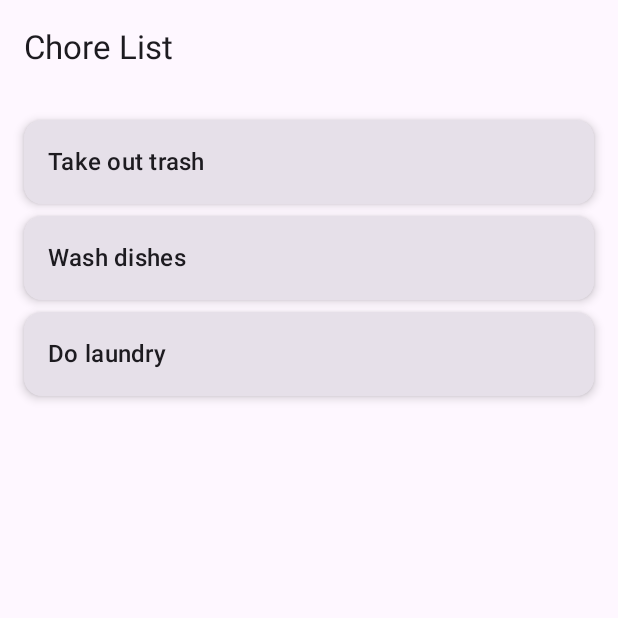
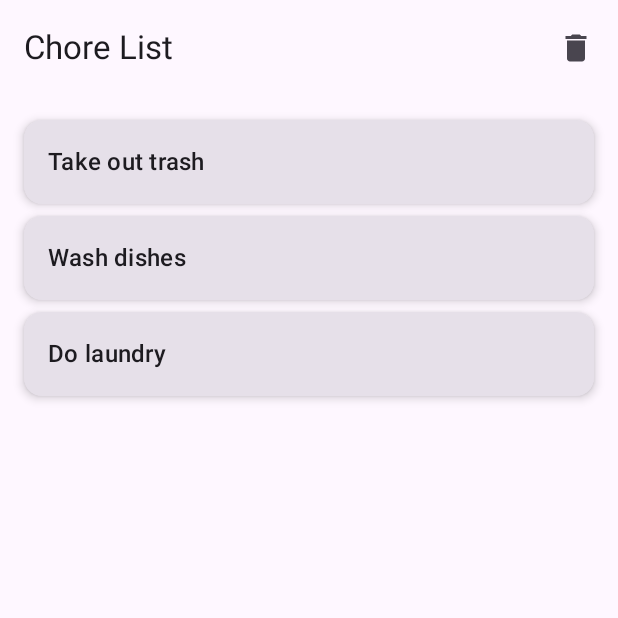
Before and after one commit to joshuarg007/CleanItUp_ChoresOrganizer2, an Android app built with Jetpack Compose: the task_list screen opened through its navigation route, on a phone screen of 412 x 824 dp, the top half of it. Run offline under Robolectric (Android 15) with nearby library versions, the phone set to English and light mode, and no system bars.

Commit message:
Added a button to remove chores
Here's the revised summary without self-references:

A function named removeCompletedChores was added to ChoreViewModel.kt to remove all chores marked as done.

In TaskListScreen.kt, a delete button was added to the top app bar. When clicked, it calls removeCompletedChores to clear completed chores from the list.

```diff
--- a/app/src/main/java/com/example/cleanitup_choresorganizer/TaskListScreen.kt
+++ b/app/src/main/java/com/example/cleanitup_choresorganizer/TaskListScreen.kt
@@ -3,6 +3,8 @@ package com.example.cleanitup_choresorganizer
 import androidx.compose.foundation.layout.*
 import androidx.compose.foundation.lazy.LazyColumn
 import androidx.compose.foundation.lazy.items
+import androidx.compose.material.icons.Icons
+import androidx.compose.material.icons.filled.Delete
 import androidx.compose.material3.*
 import androidx.compose.runtime.Composable
 import androidx.compose.ui.Modifier
@@ -18,7 +20,14 @@ fun TaskListScreen(navController: NavHostController, viewModel: ChoreViewModel)
 
     Scaffold(
         topBar = {
-            TopAppBar(title = { Text("Chore List") })
+            TopAppBar(
+                title = { Text("Chore List") },
+                actions = {
+                    IconButton(onClick = { viewModel.removeCompletedChores() }) {
+                        Icon(Icons.Default.Delete, contentDescription = "Remove Completed")
+                    }
+                }
+            )
         },
         floatingActionButton = {
             FloatingActionButton(onClick = {
--- a/app/src/main/java/com/example/cleanitup_choresorganizer/viewmodel/ChoreViewModel.kt
+++ b/app/src/main/java/com/example/cleanitup_choresorganizer/viewmodel/ChoreViewModel.kt
@@ -33,5 +33,7 @@ class ChoreViewModel : ViewModel() {
         _chores.remove(chore)
     }
 
-
+    fun removeCompletedChores() {
+        _chores.removeAll { it.isDone }
+    }
 }
```
